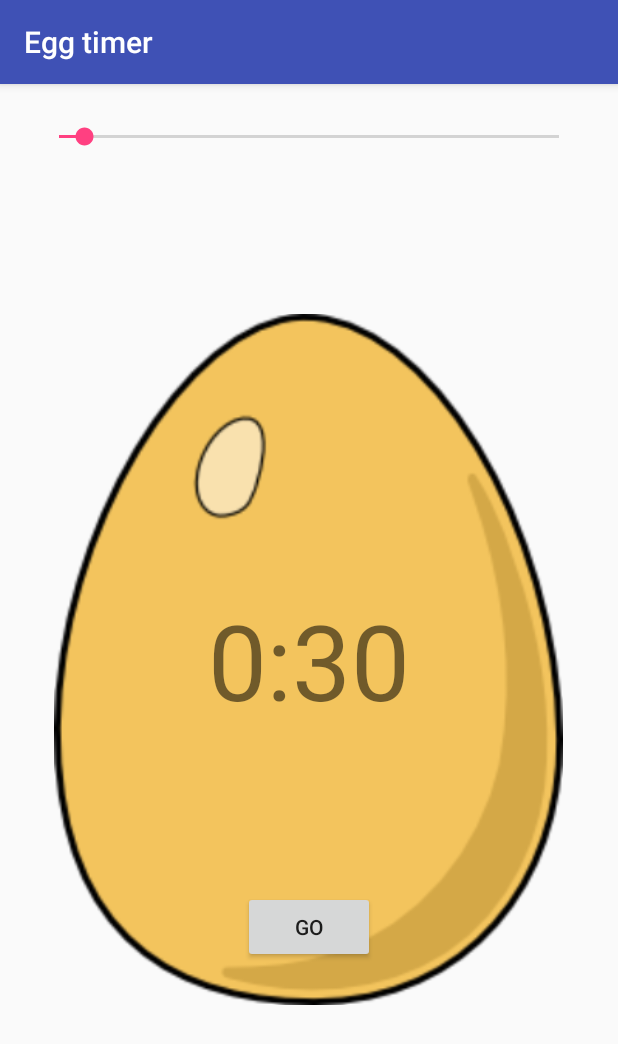
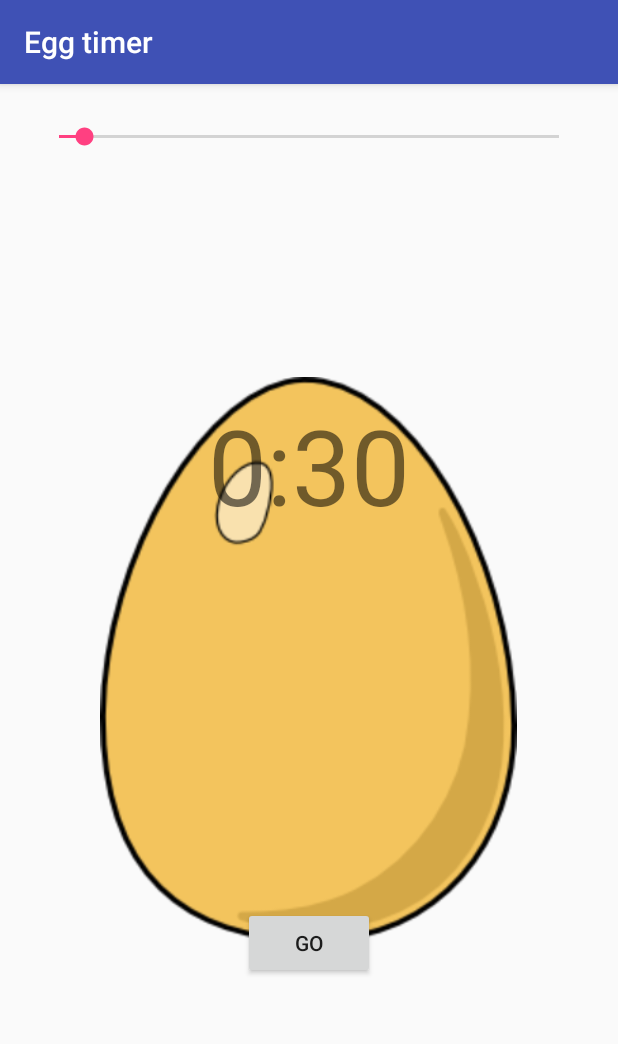
Before and after one commit to toneyobaze/Egg-timer, an Android app: the screen it shows after launch (MainActivity), on a phone screen of 412 x 824 dp. Shown: the top 1044 px of the screen. Run offline under Robolectric (Android 15) with nearby library versions, the light colour scheme and no system bars.

Commit message:
edited xml

```diff
--- a/app/src/main/res/layout/activity_main.xml
+++ b/app/src/main/res/layout/activity_main.xml
@@ -19,7 +19,7 @@
     <ImageView
         android:id="@+id/imageView"
         android:layout_width="339dp"
-        android:layout_height="490dp"
+        android:layout_height="377dp"
         android:layout_centerInParent="true"
         app:srcCompat="@drawable/egg" />
 
@@ -27,7 +27,9 @@
         android:id="@+id/timerTextView"
         android:layout_width="wrap_content"
         android:layout_height="wrap_content"
-        android:layout_centerInParent="true"
+        android:layout_alignParentTop="true"
+        android:layout_centerHorizontal="true"
+        android:layout_marginTop="207dp"
         android:text="0:30"
         android:textSize="70sp" />
 
@@ -37,7 +39,7 @@
         android:layout_height="wrap_content"
         android:layout_alignParentBottom="true"
         android:layout_centerHorizontal="true"
-        android:layout_marginBottom="182dp"
+        android:layout_marginBottom="171dp"
         android:onClick="controlTimer"
         android:text="Go" />
 </RelativeLayout>
```
